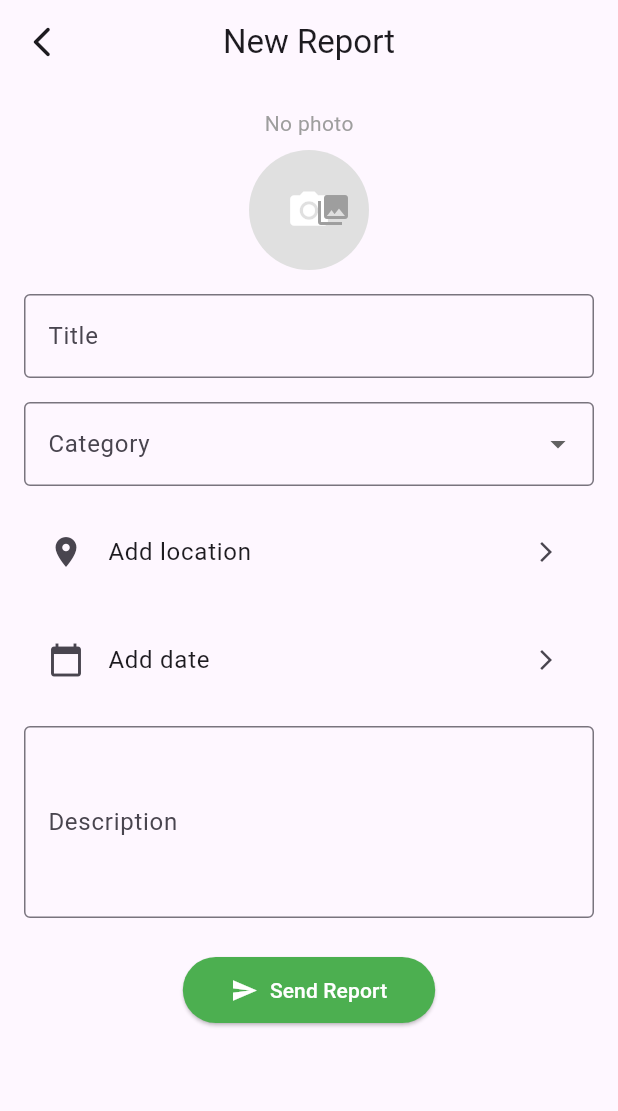
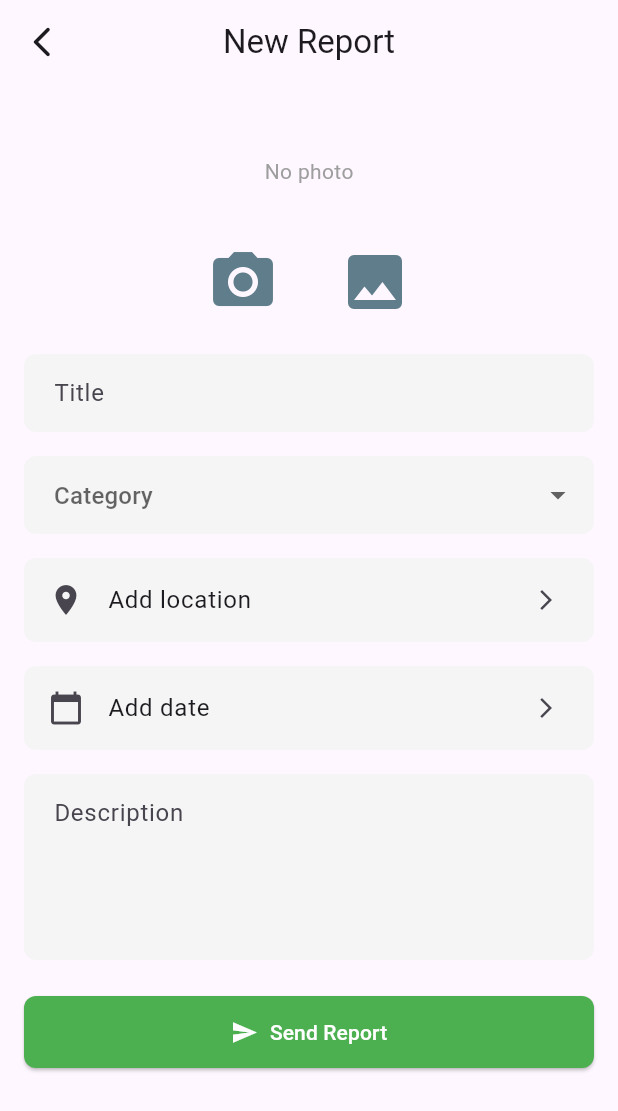
Before and after one commit to panithan-doe/KU-Reporting-app, a Flutter app: the ReportFormScreen screen opened directly, on a phone screen of 412 x 824 dp. Shown: the top 1111 px of the screen. Run offline on Flutter 3.47's test engine with Material 3 defaults, Android fonts, the phone set to English and light mode, and no system bars; our stand-ins replace cloud_firestore, firebase_auth, firebase_core, fl_chart, google_sign_in, image_picker; accounts and stored records are empty.

Commit message:
add camera access and update report form's ui

```diff
--- a/lib/screens/reports/report_form.dart
+++ b/lib/screens/reports/report_form.dart
@@ -11,16 +11,39 @@ class ReportFormScreen extends StatefulWidget {
 }
 
 class _ReportFormScreenState extends State<ReportFormScreen> {
-  File? _image;
+  final List<File> _images = [];
   final ImagePicker _picker = ImagePicker();
+  static const int maxImages = 3;
 
-  Future<void> _pickImage() async {
-    final pickedFile = await _picker.pickImage(source: ImageSource.gallery);
+  Future<void> _pickImageFromGallery() async {
+    if (_images.length >= maxImages) return;
+
+    final pickedFiles = await _picker.pickMultiImage();
+    if (pickedFiles.isNotEmpty) {
+      final newImages = pickedFiles
+          .take(maxImages - _images.length)
+          .map((file) => File(file.path));
+      setState(() {
+        _images.addAll(newImages);
+      });
+    }
+  }
+
+  Future<void> _pickImageFromCamera() async {
+    if (_images.length >= maxImages) return;
+
+    final pickedFile = await _picker.pickImage(source: ImageSource.camera);
     if (pickedFile != null) {
       setState(() {
-        _image = File(pickedFile.path);
+        _images.add(File(pickedFile.path));
       });
     }
+  }
+
+  void _removeImage(int index) {
+    setState(() {
+      _images.removeAt(index);
+    });
   }
 
   @override
@@ -33,7 +56,15 @@ class _ReportFormScreenState extends State<ReportFormScreen> {
           child: Column(
             crossAxisAlignment: CrossAxisAlignment.start,
             children: [
-              Center(child: ReportImagePicker(image: _image, onImagePicked: _pickImage)),
+              Center(
+                child: ReportImagePicker(
+                  images: _images,
+                  onPickFromCamera: _pickImageFromCamera,
+                  onPickFromGallery: _pickImageFromGallery,
+                  onRemoveImage: _removeImage,
+                  maxReached: _images.length >= maxImages,
+                ),
+              ),
               const SizedBox(height: 16),
               const ReportFormFields(),
               const SizedBox(height: 24),
@@ -47,34 +78,99 @@ class _ReportFormScreenState extends State<ReportFormScreen> {
 }
 
 class ReportImagePicker extends StatelessWidget {
-  final File? image;
-  final VoidCallback onImagePicked;
+  final List<File> images;
+  final VoidCallback onPickFromCamera;
+  final VoidCallback onPickFromGallery;
+  final Function(int) onRemoveImage;
+  final bool maxReached;
 
-  const ReportImagePicker({super.key, required this.image, required this.onImagePicked});
+  const ReportImagePicker({
+    super.key,
+    required this.images,
+    required this.onPickFromCamera,
+    required this.onPickFromGallery,
+    required this.onRemoveImage,
+    required this.maxReached,
+  });
 
   @override
   Widget build(BuildContext context) {
     return Column(
       children: [
-        Text(image == null ? "No photo" : "Photo selected", style: const TextStyle(color: Colors.grey)),
-        const SizedBox(height: 8),
-        Stack(
-          alignment: Alignment.center,
+        if (images.isEmpty)
+          const Padding(
+            padding: EdgeInsets.symmetric(vertical: 32),
+            child: Text("No photo", style: TextStyle(color: Colors.grey)),
+          )
+        else
+          Padding(
+            padding: const EdgeInsets.only(bottom: 16),
+            child: Center(
+              child: SizedBox(
+                height: 100,
+                child: ListView.separated(
+                  shrinkWrap: true,
+                  scrollDirection: Axis.horizontal,
+                  itemCount: images.length,
+                  separatorBuilder: (_, __) => const SizedBox(width: 12),
+                  itemBuilder: (context, index) {
+                    return Stack(
                       children: [
-            CircleAvatar(
-              radius: 40,
-              backgroundColor: Colors.grey[300],
-              backgroundImage: image != null ? FileImage(image!) : null,
-              child: image == null ? const Icon(Icons.camera_alt, size: 30, color: Colors.white) : null,
+                        ClipRRect(
+                          borderRadius: BorderRadius.circular(8),
+                          child: Image.file(
+                            images[index],
+                            width: 100,
+                            height: 100,
+                            fit: BoxFit.cover,
+                          ),
                         ),
                         Positioned(
+                          top: 0,
                           right: 0,
-              child: IconButton(
-                icon: const Icon(Icons.photo_library, color: Colors.grey),
-                onPressed: onImagePicked,
+                          child: GestureDetector(
+                            onTap: () => onRemoveImage(index),
+                            child: Container(
+                              decoration: BoxDecoration(
+                                color: Colors.black.withOpacity(0.5),
+                                shape: BoxShape.circle,
+                              ),
+                              child: const Icon(Icons.close, color: Colors.white, size: 20),
                             ),
                           ),
+                        )
                       ],
+                    );
+                  },
+                ),
+              ),
+            ),
+          ),
+        Row(
+          mainAxisAlignment: MainAxisAlignment.center,
+          children: [
+            IconButton(
+              icon: const Icon(Icons.camera_alt),
+              iconSize: 48,
+              color: maxReached ? Colors.grey : Colors.blueGrey,
+              onPressed: maxReached ? null : onPickFromCamera,
+            ),
+            const SizedBox(width: 24),
+            IconButton(
+              icon: const Icon(Icons.photo),
+              iconSize: 48,
+              color: maxReached ? Colors.grey : Colors.blueGrey,
+              onPressed: maxReached ? null : onPickFromGallery,
+            ),
+          ],
+        ),
+        if (maxReached)
+          const Padding(
+            padding: EdgeInsets.only(top: 8),
+            child: Text(
+              "You can upload up to 3 photos.",
+              style: TextStyle(color: Colors.red),
+            ),
           ),
       ],
     );
@@ -104,8 +200,14 @@ class ReportFormFields extends StatelessWidget {
   Widget _buildTextField(String label) {
     return TextField(
       decoration: InputDecoration(
-        labelText: label,
-        border: OutlineInputBorder(),
+        hintText: label,
+        filled: true,
+        fillColor: Colors.grey[100],
+        border: OutlineInputBorder(
+          borderSide: BorderSide.none,
+          borderRadius: BorderRadius.circular(8),
+        ),
+        contentPadding: const EdgeInsets.symmetric(horizontal: 16, vertical: 14),
       ),
     );
   }
@@ -113,29 +215,49 @@ class ReportFormFields extends StatelessWidget {
   Widget _buildDropdownField(String label) {
     return DropdownButtonFormField<String>(
       decoration: InputDecoration(
-        labelText: label,
-        border: OutlineInputBorder(),
+        hintText: label,
+        filled: true,
+        fillColor: Colors.grey[100],
+        border: OutlineInputBorder(
+          borderSide: BorderSide.none,
+          borderRadius: BorderRadius.circular(8),
         ),
-      items: const [DropdownMenuItem(child: Text("Category"), value: "category")],
+        contentPadding: const EdgeInsets.symmetric(horizontal: 16, vertical: 14),
+      ),
+      items: const [
+        DropdownMenuItem(child: Text("Category"), value: "category"),
+      ],
       onChanged: (value) {},
     );
   }
 
   Widget _buildLocationPicker(BuildContext context) {
-    return ListTile(
+    return Container(
+      decoration: BoxDecoration(
+        color: Colors.grey[100],
+        borderRadius: BorderRadius.circular(8),
+      ),
+      child: ListTile(
         leading: const Icon(Icons.location_on),
         title: const Text("Add location"),
         trailing: const Icon(Icons.arrow_forward_ios, size: 16),
         onTap: () {},
+      ),
     );
   }
 
   Widget _buildDatePicker(BuildContext context) {
-    return ListTile(
+    return Container(
+      decoration: BoxDecoration(
+        color: Colors.grey[100],
+        borderRadius: BorderRadius.circular(8),
+      ),
+      child: ListTile(
         leading: const Icon(Icons.calendar_today),
         title: const Text("Add date"),
         trailing: const Icon(Icons.arrow_forward_ios, size: 16),
         onTap: () {},
+      ),
     );
   }
 
@@ -143,8 +265,14 @@ class ReportFormFields extends StatelessWidget {
     return TextField(
       maxLines: 4,
       decoration: InputDecoration(
-        labelText: "Description",
-        border: OutlineInputBorder(),
+        hintText: "Description",
+        filled: true,
+        fillColor: Colors.grey[100],
+        border: OutlineInputBorder(
+          borderSide: BorderSide.none,
+          borderRadius: BorderRadius.circular(8),
+        ),
+        contentPadding: const EdgeInsets.symmetric(horizontal: 16, vertical: 14),
       ),
     );
   }
@@ -155,21 +283,17 @@ class SubmitButton extends StatelessWidget {
 
   @override
   Widget build(BuildContext context) {
-    return Center(
-      child: ElevatedButton(
+    return SizedBox(
+      width: double.infinity,
+      child: ElevatedButton.icon(
         onPressed: () {},
         style: ElevatedButton.styleFrom(
           backgroundColor: Colors.green,
-          padding: const EdgeInsets.symmetric(horizontal: 32, vertical: 12),
+          padding: const EdgeInsets.symmetric(vertical: 14),
+          shape: RoundedRectangleBorder(borderRadius: BorderRadius.circular(8)),
         ),
-        child: const Row(
-          mainAxisSize: MainAxisSize.min,
-          children: [
-            Icon(Icons.send, color: Colors.white),
-            SizedBox(width: 8),
-            Text('Send Report', style: TextStyle(color: Colors.white)),
-          ],
-        ),
+        icon: const Icon(Icons.send, color: Colors.white),
+        label: const Text('Send Report', style: TextStyle(color: Colors.white)),
       ),
     );
   }
```
Lines whose indentation alone changed are shown as unchanged.
